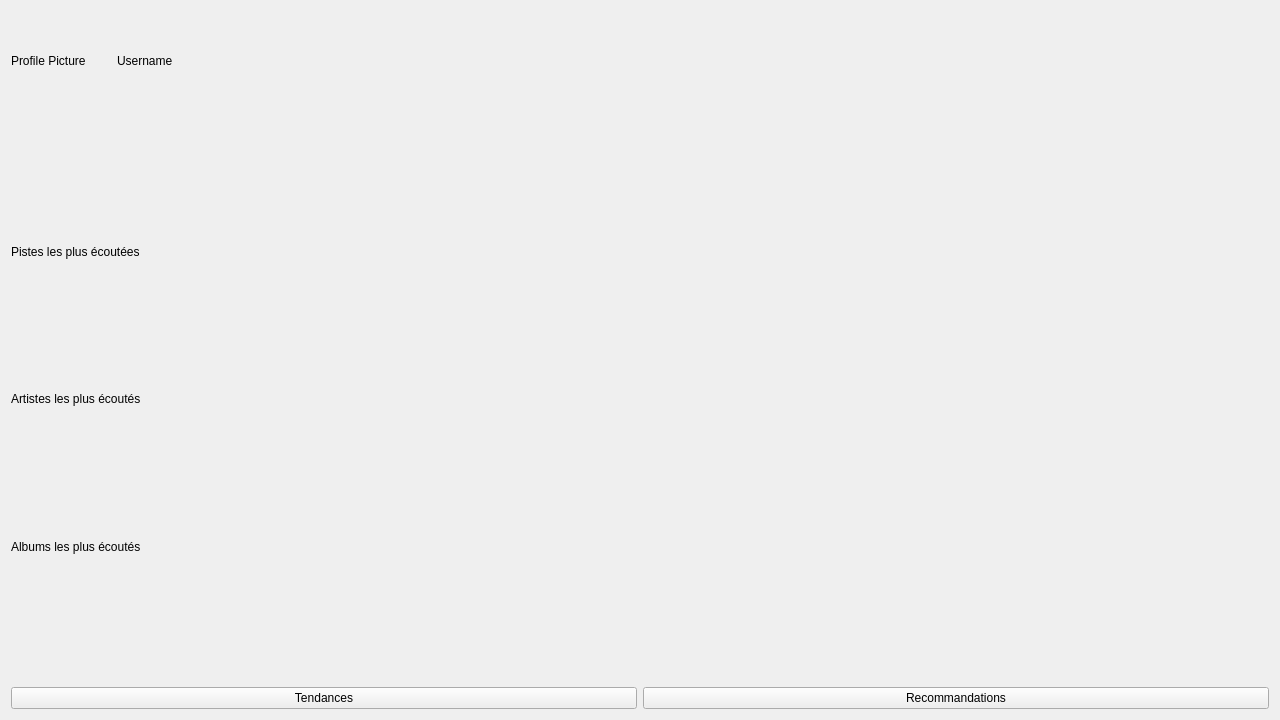
Gabelloide/Utilitaire_Spotify, file View/ProfilePage.ui: the form before one commit.
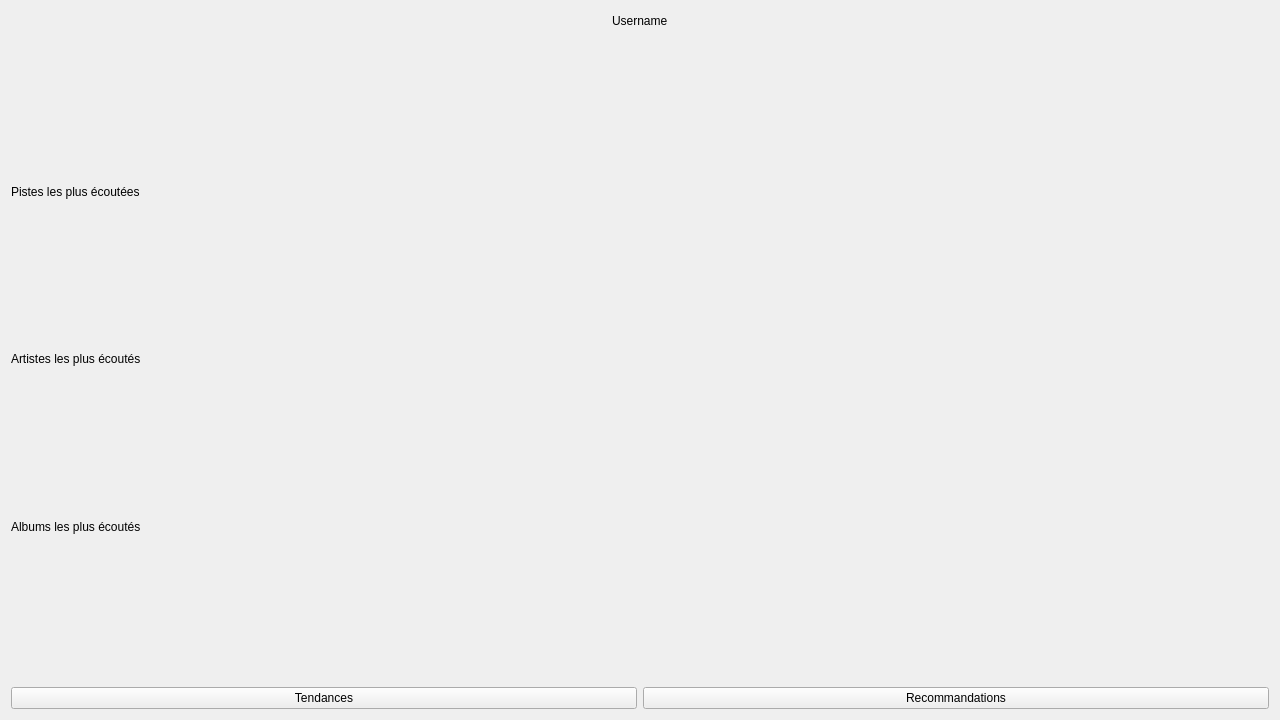
The form after the commit.

Commit message: Centered profile picture & username

Diff of the .ui file:
```diff
--- a/View/ProfilePage.ui
+++ b/View/ProfilePage.ui
@@ -17,23 +17,17 @@
    <item>
     <layout class="QHBoxLayout" name="containerUsername">
      <item>
-      <widget class="QLabel" name="profilePicture">
-       <property name="minimumSize">
-        <size>
-         <width>100</width>
-         <height>100</height>
-        </size>
+      <spacer name="horizontalSpacer">
+       <property name="orientation">
+        <enum>Qt::Horizontal</enum>
        </property>
-       <property name="maximumSize">
+       <property name="sizeHint" stdset="0">
         <size>
-         <width>100</width>
-         <height>100</height>
+         <width>40</width>
+         <height>20</height>
         </size>
        </property>
-       <property name="text">
-        <string>Profile Picture</string>
-       </property>
-      </widget>
+      </spacer>
      </item>
      <item>
       <widget class="QLabel" name="labelUsername">
@@ -42,6 +36,19 @@
        </property>
       </widget>
      </item>
+     <item>
+      <spacer name="horizontalSpacer_2">
+       <property name="orientation">
+        <enum>Qt::Horizontal</enum>
+       </property>
+       <property name="sizeHint" stdset="0">
+        <size>
+         <width>40</width>
+         <height>20</height>
+        </size>
+       </property>
+      </spacer>
+     </item>
     </layout>
    </item>
    <item>
```
The commit also changes 2 other files.
